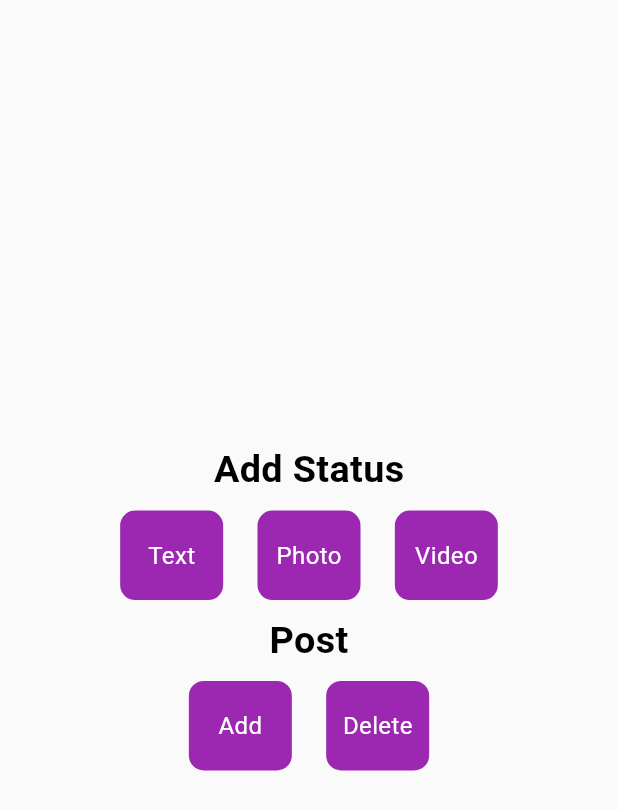
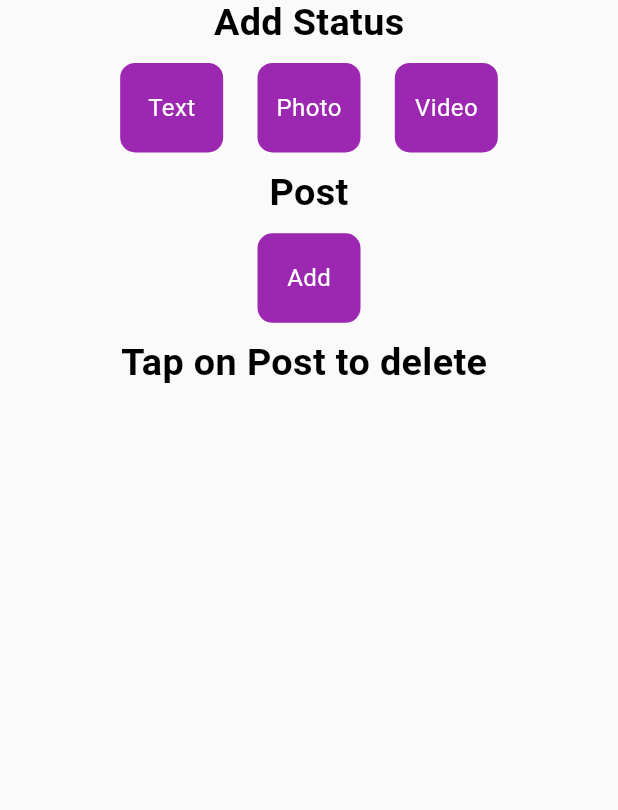
Before and after one commit to zeeshansheikhcode/socialy, a Flutter app: the AddScreen screen opened directly, on a phone screen of 412 x 824 dp. Shown: the top 810 px of the screen. Run offline on Flutter 3.47's test engine with Material 2 defaults, Android fonts, the phone set to English and light mode, and no system bars; our stand-ins replace bloc, cloud_firestore, easy_localization, equatable, firebase_auth, firebase_core and 9 more; missing offline and left inert: flutter_facebook_auth, zego_uikit_prebuilt_call; accounts and stored records are empty.

Commit message:
Delete Post Completed

```diff
--- a/lib/main.dart
+++ b/lib/main.dart
@@ -6,7 +6,7 @@ import 'package:flutter_screenutil/flutter_screenutil.dart';
 import 'package:socialy/cubit/auth/auth_cubit.dart';
 import 'package:socialy/cubit/chat/chat_cubit.dart';
 import 'package:socialy/cubit/status_post_cubit.dart';
-import 'package:socialy/views/profile/user_profile.dart';
+import 'package:socialy/views/add/add_screen.dart';
 
 import 'cubit/user/user_cubit.dart';
 import 'firebase_options.dart';
@@ -60,7 +60,7 @@ class MyApp extends StatelessWidget {
               primarySwatch: Colors.blue,
               textTheme: Typography.englishLike2018.apply(fontSizeFactor: 1.sp),
             ),
-            home:const UserProfile(),
+            home:const AddScreen(),
             // initialRoute: RoutesName.splashview,
             // onGenerateRoute: Routes.generateRoute,
           ),
--- a/lib/models/post_model.dart
+++ b/lib/models/post_model.dart
@@ -5,11 +5,13 @@ class PostModel
   final String? useremail;
   final String? type;
   final String? photoUrl;
+  final String? postId;
   PostModel({
    required this.userId,
    required this.useremail,
-    this.photoUrl,
+   required this.photoUrl,
    required this.type,
+   required this.postId
     });
 
   Map<String, dynamic> toJson() {
@@ -18,6 +20,7 @@ class PostModel
       'useremail'  : useremail,
       'type'       : type,
       'photoUrl'   : photoUrl,
+      'postId'     : postId
      };
   }
 
@@ -27,6 +30,7 @@ class PostModel
       useremail   : json['useremail'],
       type        : json['type'],
       photoUrl    : json['photoUrl'],
+      postId      : json['postId']
     );
   }
 }
--- a/lib/views/add/add_screen.dart
+++ b/lib/views/add/add_screen.dart
@@ -5,6 +5,8 @@ import 'package:socialy/commons/app_strings.dart';
 import 'package:socialy/commons/ui_helpers.dart';
 import 'package:socialy/components/reusable_button.dart';
 import 'package:socialy/cubit/status_post_cubit.dart';
+import 'package:socialy/views/home/widgets/post_widget.dart';
+
 class AddScreen extends StatefulWidget {
   const AddScreen({super.key});
 
@@ -14,41 +16,49 @@ class AddScreen extends StatefulWidget {
 
 class _AddScreenState extends State<AddScreen> {
   final statusTextController = TextEditingController();
+
+  @override
+  void initState() {
+    // TODO: implement initState
+    super.initState();
+    BlocProvider.of<StatusPostCubit>(context).getStoriesPosts();
+  }
+
   @override
   Widget build(BuildContext context) {
     return Scaffold(
       body: Column(
-        mainAxisAlignment: MainAxisAlignment.center,
+        mainAxisAlignment: MainAxisAlignment.start,
         crossAxisAlignment: CrossAxisAlignment.center,
-        children:
-        [
-
-           Center(child: Text('Add Status',style: heading,)),
+        children: [
+          Center(
+              child: Text(
+            'Add Status',
+            style: heading,
+          )),
           verticalSpaceSmall,
           Row(
             mainAxisAlignment: MainAxisAlignment.center,
             crossAxisAlignment: CrossAxisAlignment.start,
-            children:
-            [
+            children: [
               ReusableButton(
                 title: 'Text',
                 height: 50.h,
                 width: 60.w,
                 circular: 10,
-                ontap: ()
-                {
+                ontap: () {
                   showDialog(
                     context: context,
                     builder: (context) {
                       return AlertDialog(
-                    title: const Text('Enter Status',
+                        title: const Text(
+                          'Enter Status',
                           style: TextStyle(
                               fontSize: 24,
                               fontWeight: FontWeight.bold,
-                 color: Colors.black
+                              color: Colors.black),
                         ),
-                     ),
-                    content:  TextField(
+                        content: TextField(
                           style: const TextStyle(color: Colors.black),
                           controller: statusTextController,
                           decoration: const InputDecoration(hintText: 'Happy'),
@@ -57,7 +67,8 @@ class _AddScreenState extends State<AddScreen> {
                           ElevatedButton(
                             child: const Text('Submit'),
                             onPressed: () {
-                          BlocProvider.of<StatusPostCubit>(context).uploadStatus(statusTextController.text);
+                              BlocProvider.of<StatusPostCubit>(context)
+                                  .uploadStatus(statusTextController.text);
                               Navigator.pop(context);
                             },
                           ),
@@ -66,16 +77,15 @@ class _AddScreenState extends State<AddScreen> {
                     },
                   );
                 },
-
               ),
-
               ReusableButton(
                 title: 'Photo',
                 height: 50.h,
                 width: 60.w,
                 circular: 10,
                 ontap: () {
-                BlocProvider.of<StatusPostCubit>(context).pickImage(isStatus: true);
+                  BlocProvider.of<StatusPostCubit>(context)
+                      .pickImage(isStatus: true);
                 },
               ),
               ReusableButton(
@@ -87,34 +97,49 @@ class _AddScreenState extends State<AddScreen> {
             ],
           ),
           verticalSpaceSmall,
-           Center(child: Text('Post',style: heading,)),
+          Center(
+              child: Text(
+            'Post',
+            style: heading,
+          )),
           verticalSpaceSmall,
-           Row(
-            mainAxisAlignment: MainAxisAlignment.center,
-            crossAxisAlignment: CrossAxisAlignment.start,
-            children:
-            [
           ReusableButton(
             title: 'Add',
             height: 50.h,
             width: 60.w,
             circular: 10,
-                ontap: ()
-                {
-                   BlocProvider.of<StatusPostCubit>(context).pickImage(isStatus: false);
-
+            ontap: () {
+              BlocProvider.of<StatusPostCubit>(context)
+                  .pickImage(isStatus: false);
             },
           ),
-
-               ReusableButton(
-                title: 'Delete',
-                height: 50.h,
-                width: 60.w,
-                circular: 10,
+          verticalSpaceSmall,
+          Center(child: Text('Tap on Post to delete ',style: heading,),),
+          verticalSpaceTiny,
+          Expanded(
+            child: BlocConsumer<StatusPostCubit, StatusPostState>(
+              listener: (context, state) {
+              },
+              builder: (context, state) {
+                if(state is StatusPostLoadedState)
+                {
+                   return ListView.builder(
+                    itemCount: BlocProvider.of<StatusPostCubit>(context).posts.length,
+                    itemBuilder: (context, index) {
+                      return GestureDetector(
+                        onTap: ()
+                        {
+                           BlocProvider.of<StatusPostCubit>(context).deletePosts(state.allPost![index]);
+                        },
+                        child: PostWidget(
+                        postModel: state.allPost![index]),
+                      );
+                    });
+                 }
+                  return const SizedBox();
+                }
             ),
-            ],
           ),
-           verticalSpaceSmall,
         ],
       ),
     );
--- a/lib/views/profile/user_profile.dart
+++ b/lib/views/profile/user_profile.dart
@@ -46,7 +46,7 @@ class _UserProfileState extends State<UserProfile> {
                   backgroundColor: Colors.blue,
                   maxRadius: 50,
                   foregroundImage: NetworkImage(state.userModel!.photoUrl!),
-                  //child: Text("A"),
+
                 ),
               )),
               verticalSpaceTiny,
```
Also changed, not shown: lib/cubit/status_post_cubit.dart (+16 -30 lines), lib/views/home/widgets/post_widget.dart (+6 -3 lines). Lines whose indentation alone changed are shown as unchanged.
